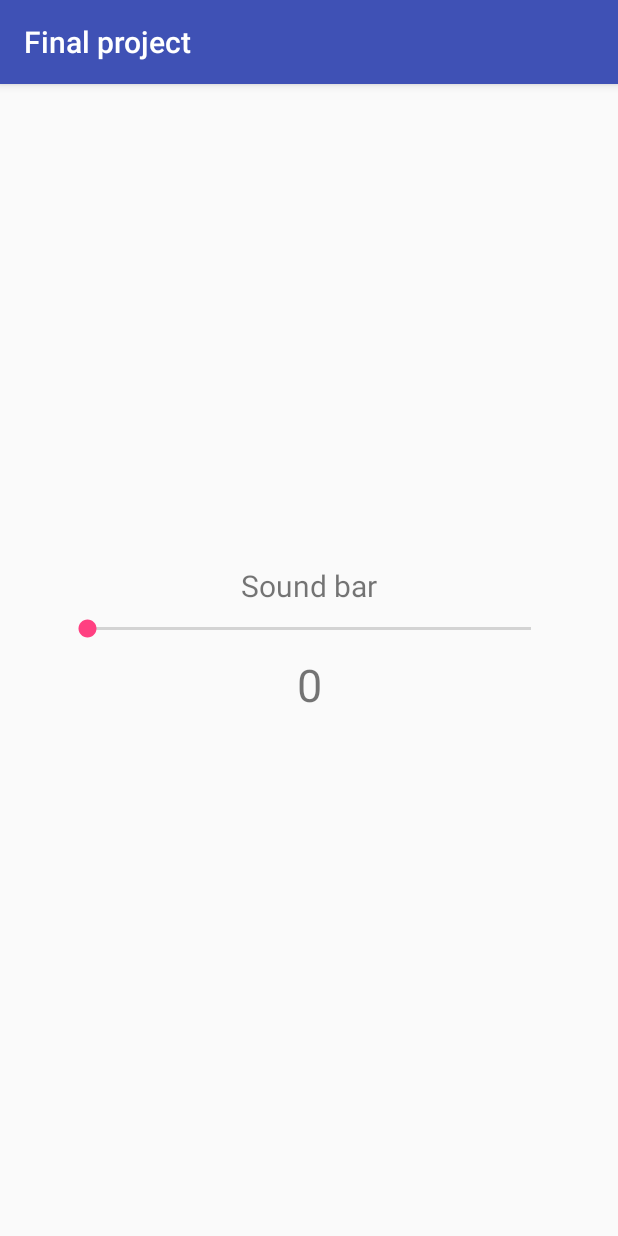
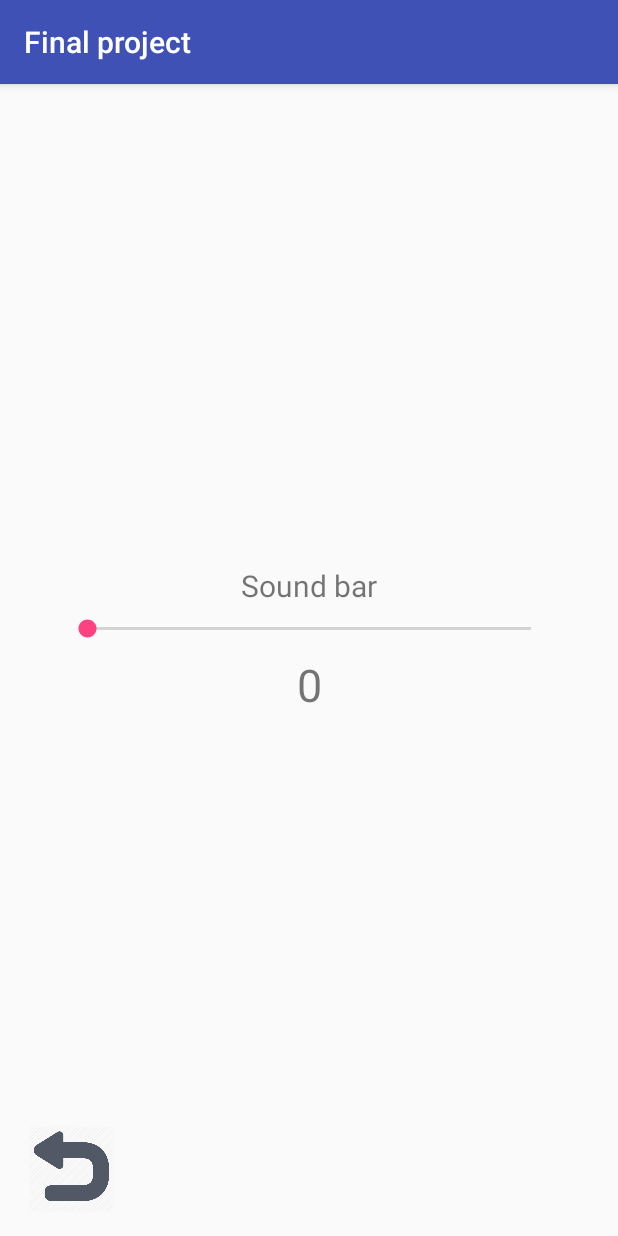
Before and after one commit to RanShoshan/Finalproject, an Android app: the SettingsActivity screen opened directly, with no data from a screen before it, on a phone screen of 412 x 824 dp. Run offline under Robolectric (Android 15) with nearby library versions, the phone set to English and light mode, and no system bars.

Commit message:
apk added

```diff
--- a/app/src/main/res/layout/activity_settings.xml
+++ b/app/src/main/res/layout/activity_settings.xml
@@ -49,4 +49,15 @@
         app:layout_constraintStart_toStartOf="parent"
         app:layout_constraintTop_toBottomOf="@+id/seekBar" />
 
+    <ImageView
+        android:id="@+id/imageView2"
+        android:layout_width="63dp"
+        android:layout_height="57dp"
+        android:layout_marginBottom="16dp"
+        android:layout_marginStart="16dp"
+        android:onClick="reback"
+        app:layout_constraintBottom_toBottomOf="parent"
+        app:layout_constraintStart_toStartOf="parent"
+        app:srcCompat="@drawable/returnn" />
+
 </android.support.constraint.ConstraintLayout>
```
Also changed, not shown: app/src/main/java/com/ran/finalproject/GameActivity.java (+8 -0 lines), app/src/main/java/com/ran/finalproject/SettingsActivity.java (+7 -0 lines), app/src/main/res/layout/activity_game.xml (+12 -0 lines), app/src/main/res/drawable/returnn.png (added), 2 other files.
